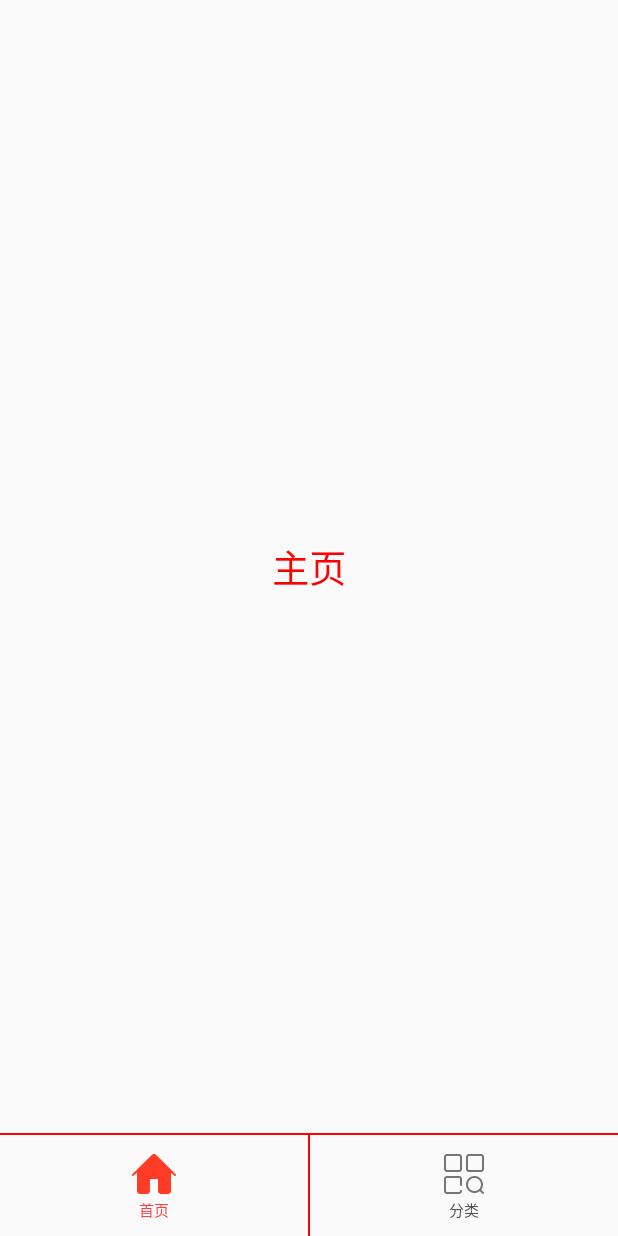
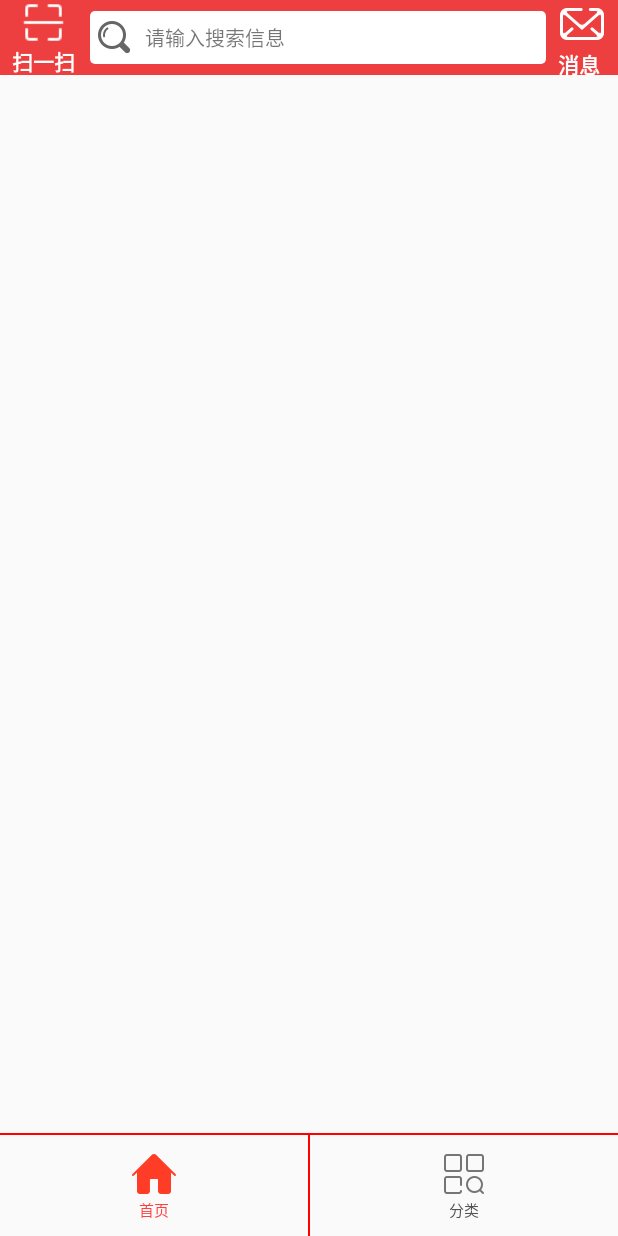
Before and after one commit to xm890419/XiongMeng, an Android app: the screen it shows after launch (MainActivity), on a phone screen of 412 x 824 dp. Run offline under Robolectric (Android 15) with nearby library versions, the phone set to English and light mode, and no system bars; our stand-ins replace ButterKnife.

Commit message:
首页布局及初始化

```diff
--- a/app/build.gradle
+++ b/app/build.gradle
@@ -20,7 +20,7 @@ android {
 }
 
 dependencies {
-    compile fileTree(dir: 'libs', include: ['*.jar'])
+    compile fileTree(include: ['*.jar'], dir: 'libs')
     androidTestCompile('com.android.support.test.espresso:espresso-core:2.2.2', {
         exclude group: 'com.android.support', module: 'support-annotations'
     })
@@ -28,4 +28,5 @@ dependencies {
     testCompile 'junit:junit:4.12'
     compile 'com.jakewharton:butterknife:8.5.1'
     annotationProcessor 'com.jakewharton:butterknife-compiler:8.5.1'
+    compile 'com.android.support:recyclerview-v7:25.1.0'
 }
--- a/app/src/main/AndroidManifest.xml
+++ b/app/src/main/AndroidManifest.xml
@@ -15,7 +15,8 @@
                 <category android:name="android.intent.category.LAUNCHER" />
             </intent-filter>
         </activity>
-        <activity android:name=".activity.MainActivity"></activity>
+        <activity android:name=".activity.MainActivity"
+            android:configChanges="keyboardHidden|screenSize|orientation"></activity>
     </application>
 
 </manifest>
--- a/app/src/main/java/com/xiongmeng/android/frangment/HomeFragment.java
+++ b/app/src/main/java/com/xiongmeng/android/frangment/HomeFragment.java
@@ -1,29 +1,59 @@
 package com.xiongmeng.android.frangment;
 
-import android.graphics.Color;
+import android.support.v7.widget.RecyclerView;
 import android.util.Log;
-import android.view.Gravity;
 import android.view.View;
+import android.widget.LinearLayout;
 import android.widget.TextView;
+import android.widget.Toast;
+
+import com.xiongmeng.android.R;
+
+import butterknife.BindView;
+import butterknife.ButterKnife;
+import butterknife.OnClick;
 
 /**
  * Created by 熊猛 on 2017/3/9.
  */
 
 public class HomeFragment extends BaseFrgment {
-    private TextView textView;
+
+    @BindView(R.id.ll_main_scan)
+    LinearLayout llMainScan;
+    @BindView(R.id.tv_search_home)
+    TextView tvSearchHome;
+    @BindView(R.id.tv_message_home)
+    TextView tvMessageHome;
+    @BindView(R.id.rv_home)
+    RecyclerView rvHome;
+
     @Override
     public View initView() {
-        textView = new TextView(mContext);
-        textView.setTextSize(25);
-        textView.setGravity(Gravity.CENTER);
-        textView.setTextColor(Color.RED);
-        return textView;
+        View view = View.inflate(mContext, R.layout.fragment_home, null);
+        ButterKnife.bind(this, view);
+        return view;
     }
+
     @Override
     public void initData() {
         super.initData();
         Log.e("TAG", "主页数据初始化了");
-        textView.setText("主页");
+
+    }
+
+    @OnClick({R.id.ll_main_scan, R.id.tv_search_home, R.id.tv_message_home})
+    public void onClick(View view) {
+        switch (view.getId()) {
+            case R.id.ll_main_scan:
+                Toast.makeText(mContext, "扫一扫", Toast.LENGTH_SHORT).show();
+                break;
+            case R.id.tv_search_home:
+                Toast.makeText(mContext, "搜索", Toast.LENGTH_SHORT).show();
+                break;
+            case R.id.tv_message_home:
+                Toast.makeText(mContext, "消息", Toast.LENGTH_SHORT).show();
+                break;
+        }
     }
 }
--- /dev/null
+++ b/app/src/main/res/drawable/search_home_shape.xml
@@ -0,0 +1,6 @@
+<?xml version="1.0" encoding="utf-8"?>
+<shape xmlns:android="http://schemas.android.com/apk/res/android"
+    android:shape="rectangle">
+    <solid android:color="#fff" />
+    <corners android:radius="3dp" />
+</shape>
--- /dev/null
+++ b/app/src/main/res/layout/fragment_home.xml
@@ -0,0 +1,12 @@
+<?xml version="1.0" encoding="utf-8"?>
+<RelativeLayout xmlns:android="http://schemas.android.com/apk/res/android"
+    android:orientation="vertical" android:layout_width="match_parent"
+    android:layout_height="match_parent">
+    <include android:id="@+id/titlebar"
+        layout="@layout/titlebar"/>
+    <android.support.v7.widget.RecyclerView
+        android:layout_width="match_parent"
+        android:layout_height="match_parent"
+        android:layout_below="@id/titlebar"
+        android:id="@+id/rv_home"/>
+</RelativeLayout>
--- /dev/null
+++ b/app/src/main/res/layout/titlebar.xml
@@ -0,0 +1,52 @@
+<?xml version="1.0" encoding="utf-8"?>
+<LinearLayout xmlns:android="http://schemas.android.com/apk/res/android"
+    android:orientation="horizontal" android:layout_width="match_parent"
+    android:layout_height="50dp"
+    android:background="#ed3f3f">
+    <LinearLayout
+        android:id="@+id/ll_main_scan"
+        android:layout_width="wrap_content"
+        android:layout_height="match_parent"
+        android:layout_marginLeft="8dp"
+        android:gravity="center"
+        android:orientation="vertical">
+        <ImageView
+            android:layout_width="30dp"
+            android:layout_height="30dp"
+            android:src="@drawable/scan"
+            android:tint="@android:color/white"/>
+        <TextView
+            android:layout_width="wrap_content"
+            android:layout_height="wrap_content"
+            android:text="扫一扫"
+
+            android:textColor="#ffffff"
+            android:textStyle="bold"/>
+    </LinearLayout>
+    <TextView
+        android:id="@+id/tv_search_home"
+        android:layout_width="0dp"
+        android:layout_weight="1"
+        android:layout_height="35dp"
+        android:layout_gravity="center_vertical"
+        android:background="@drawable/search_home_shape"
+        android:drawableLeft="@drawable/home_search_icon"
+        android:layout_marginLeft="10dp"
+        android:drawablePadding="10dp"
+        android:gravity="center_vertical"
+        android:padding="5dp"
+        android:text="请输入搜索信息"
+        android:textSize="13sp"/>
+    <TextView
+        android:id="@+id/tv_message_home"
+        android:layout_width="wrap_content"
+        android:layout_height="wrap_content"
+        android:layout_marginLeft="8dp"
+        android:layout_marginRight="8dp"
+
+        android:drawableTop="@drawable/new_message_icon"
+        android:text="消息"
+        android:textColor="#ffffff"
+        android:textStyle="bold"/>
+
+</LinearLayout>
--- a/build.gradle
+++ b/build.gradle
@@ -6,6 +6,7 @@ buildscript {
     }
     dependencies {
         classpath 'com.android.tools.build:gradle:2.2.0'
+        classpath 'com.jakewharton:butterknife-gradle-plugin:8.5.1'
 
         // NOTE: Do not place your application dependencies here; they belong
         // in the individual module build.gradle files
```
Also changed, not shown: app/src/main/res/drawable-hdpi/home_search_icon.png (added), app/src/main/res/drawable-hdpi/new_message_icon.png (added), app/src/main/res/drawable-hdpi/scan.png (added).
